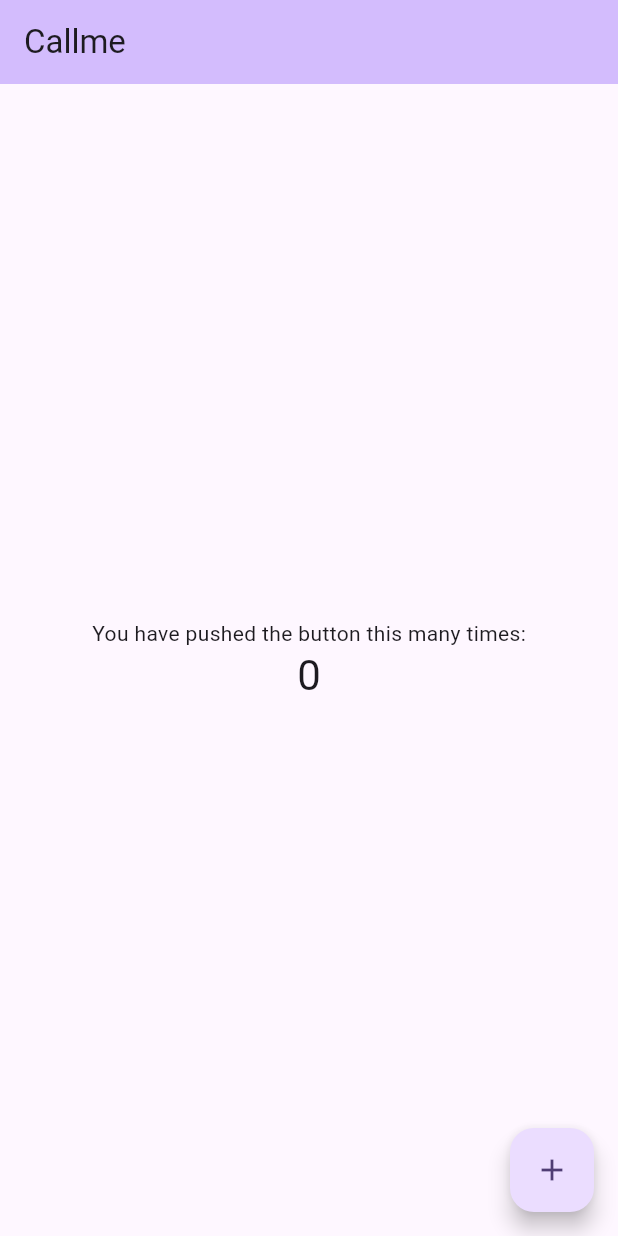
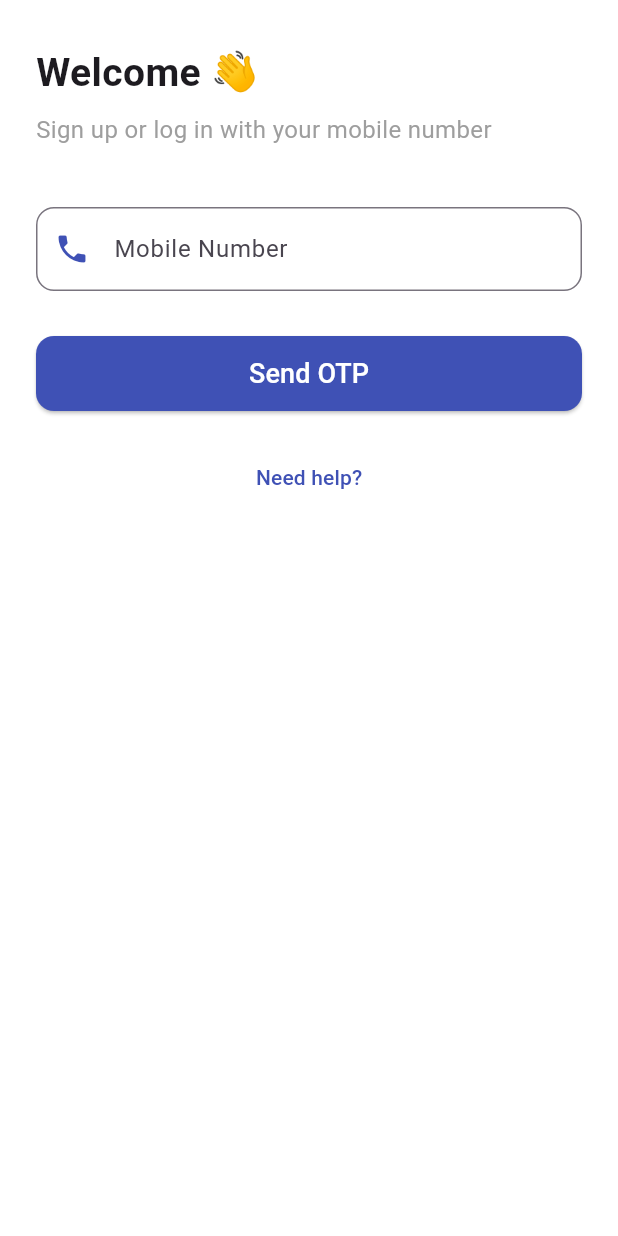
Before and after one commit to murkar321/callme, a Flutter app: the screen it shows after launch, on a phone screen of 412 x 824 dp. Run offline on Flutter 3.47's test engine with Material 3 defaults, Android fonts, the phone set to English and light mode, and no system bars.

Commit message:
save all files

```diff
--- a/lib/main.dart
+++ b/lib/main.dart
@@ -1,123 +1,18 @@
 import 'package:flutter/material.dart';
+import 'screens/signup_page.dart';
 
 void main() {
-
   runApp(const MyApp());
 }
 
 class MyApp extends StatelessWidget {
   const MyApp({super.key});
 
-  // This widget is the root of your application.
   @override
   Widget build(BuildContext context) {
-    return MaterialApp(
-      title: 'Flutter Demo',
-      theme: ThemeData(
-        // This is the theme of your application.
-        //
-        // TRY THIS: Try running your application with "flutter run". You'll see
-        // the application has a purple toolbar. Then, without quitting the app,
-        // try changing the seedColor in the colorScheme below to Colors.green
-        // and then invoke "hot reload" (save your changes or press the "hot
-        // reload" button in a Flutter-supported IDE, or press "r" if you used
-        // the command line to start the app).
-        //
-        // Notice that the counter didn't reset back to zero; the application
-        // state is not lost during the reload. To reset the state, use hot
-        // restart instead.
-        //
-        // This works for code too, not just values: Most code changes can be
-        // tested with just a hot reload.
-        colorScheme: .fromSeed(seedColor: Colors.deepPurple),
-      ),
-      home: const MyHomePage(title: 'Callme'),
+    return const MaterialApp(
+      debugShowCheckedModeBanner: false,
+      home: SignupPage(),
     );
   }
 }
-
-class MyHomePage extends StatefulWidget {
-  const MyHomePage({super.key, required this.title});
-
-  // This widget is the home page of your application. It is stateful, meaning
-  // that it has a State object (defined below) that contains fields that affect
-  // how it looks.
-
-  // This class is the configuration for the state. It holds the values (in this
-  // case the title) provided by the parent (in this case the App widget) and
-  // used by the build method of the State. Fields in a Widget subclass are
-  // always marked "final".
-
-  final String title;
-
-  @override
-  State<MyHomePage> createState() => _MyHomePageState();
-}
-
-class _MyHomePageState extends State<MyHomePage> {
-  int _counter = 0;
-
-  void _incrementCounter() {
-    setState(() {
-      // This call to setState tells the Flutter framework that something has
-      // changed in this State, which causes it to rerun the build method below
-      // so that the display can reflect the updated values. If we changed
-      // _counter without calling setState(), then the build method would not be
-      // called again, and so nothing would appear to happen.
-      _counter++;
-    });
-  }
-
-  @override
-  Widget build(BuildContext context) {
-    // This method is rerun every time setState is called, for instance as done
-    // by the _incrementCounter method above.
-    //
-    // The Flutter framework has been optimized to make rerunning build methods
-    // fast, so that you can just rebuild anything that needs updating rather
-    // than having to individually change instances of widgets.
-    return Scaffold(
-      appBar: AppBar(
-        // TRY THIS: Try changing the color here to a specific color (to
-        // Colors.amber, perhaps?) and trigger a hot reload to see the AppBar
-        // change color while the other colors stay the same.
-        backgroundColor: Theme.of(context).colorScheme.inversePrimary,
-        // Here we take the value from the MyHomePage object that was created by
-        // the App.build method, and use it to set our appbar title.
-        title: Text(widget.title),
-      ),
-      body: Center(
-        // Center is a layout widget. It takes a single child and positions it
-        // in the middle of the parent.
-        child: Column(
-          // Column is also a layout widget. It takes a list of children and
-          // arranges them vertically. By default, it sizes itself to fit its
-          // children horizontally, and tries to be as tall as its parent.
-          //
-          // Column has various properties to control how it sizes itself and
-          // how it positions its children. Here we use mainAxisAlignment to
-          // center the children vertically; the main axis here is the vertical
-          // axis because Columns are vertical (the cross axis would be
-          // horizontal).
-          //
-          // TRY THIS: Invoke "debug painting" (choose the "Toggle Debug Paint"
-          // action in the IDE, or press "p" in the console), to see the
-          // wireframe for each widget.
-          mainAxisAlignment: .center,
-          children: [
-            const Text('You have pushed the button this many times:'),
-            Text(
-              '$_counter',
-              style: Theme.of(context).textTheme.headlineMedium,
-            ),
-          ],
-        ),
-      ),
-      floatingActionButton: FloatingActionButton(
-        onPressed: _incrementCounter,
-        tooltip: 'Increment',
-        child: const Icon(Icons.add),
-      ),
-    );
-  }
-}
--- /dev/null
+++ b/lib/models/service_category.dart
@@ -0,0 +1,6 @@
+class ServiceCategory {
+  final String name;
+  final String imagePath;
+
+  ServiceCategory({required this.name, required this.imagePath});
+}
--- /dev/null
+++ b/lib/screens/signup_page.dart
@@ -0,0 +1,84 @@
+import 'package:flutter/material.dart';
+import 'otp_page.dart';
+
+class SignupPage extends StatefulWidget {
+  const SignupPage({super.key});
+
+  @override
+  State<SignupPage> createState() => _SignupPageState();
+}
+
+class _SignupPageState extends State<SignupPage> {
+  final phoneController = TextEditingController();
+
+  @override
+  Widget build(BuildContext context) {
+    return Scaffold(
+      backgroundColor: Colors.white,
+      body: SafeArea(
+        child: Padding(
+          padding: const EdgeInsets.symmetric(horizontal: 24, vertical: 30),
+          child: Column(
+            crossAxisAlignment: CrossAxisAlignment.start,
+            children: [
+              const Text(
+                "Welcome 👋",
+                style: TextStyle(fontSize: 26, fontWeight: FontWeight.bold),
+              ),
+              const SizedBox(height: 8),
+              const Text(
+                "Sign up or log in with your mobile number",
+                style: TextStyle(fontSize: 16, color: Colors.grey),
+              ),
+              const SizedBox(height: 40),
+              TextField(
+                controller: phoneController,
+                keyboardType: TextInputType.phone,
+                decoration: InputDecoration(
+                  labelText: "Mobile Number",
+                  prefixIcon: const Icon(Icons.phone, color: Colors.indigo),
+                  border: OutlineInputBorder(
+                    borderRadius: BorderRadius.circular(12),
+                  ),
+                ),
+              ),
+              const SizedBox(height: 30),
+              SizedBox(
+                width: double.infinity,
+                height: 50,
+                child: ElevatedButton(
+                  style: ElevatedButton.styleFrom(
+                    backgroundColor: Colors.indigo,
+                    shape: RoundedRectangleBorder(
+                      borderRadius: BorderRadius.circular(12),
+                    ),
+                  ),
+                  onPressed: () {
+                    Navigator.push(
+                      context,
+                      MaterialPageRoute(builder: (context) => const OtpPage()),
+                    );
+                  },
+                  child: const Text(
+                    "Send OTP",
+                    style: TextStyle(fontSize: 18, color: Colors.white),
+                  ),
+                ),
+              ),
+              const SizedBox(height: 20),
+              Center(
+                child: TextButton(
+                  onPressed: () {},
+                  child: const Text(
+                    "Need help?",
+                    style: TextStyle(color: Colors.indigo),
+                  ),
+                ),
+              ),
+            ],
+          ),
+        ),
+      ),
+    );
+  }
+}
--- a/pubspec.yaml
+++ b/pubspec.yaml
@@ -38,6 +38,11 @@ dependencies:
 dev_dependencies:
   flutter_test:
     sdk: flutter
+  firebase_core: ^3.4.0
+  firebase_auth: ^5.3.0
+  cloud_firestore: ^5.4.0
+  geolocator: ^10.1.0
+  permission_handler: ^11.3.0
 
   # The "flutter_lints" package below contains a set of recommended lints to
   # encourage good coding practices. The lint set provided by the package is
```
Also changed, not shown: lib/screens/home_page.dart (added, +51 -0 lines), lib/screens/otp_page.dart (added, +87 -0 lines), lib/widgets/category_card.dart (added, +39 -0 lines), pubspec.lock, 4 other files.
